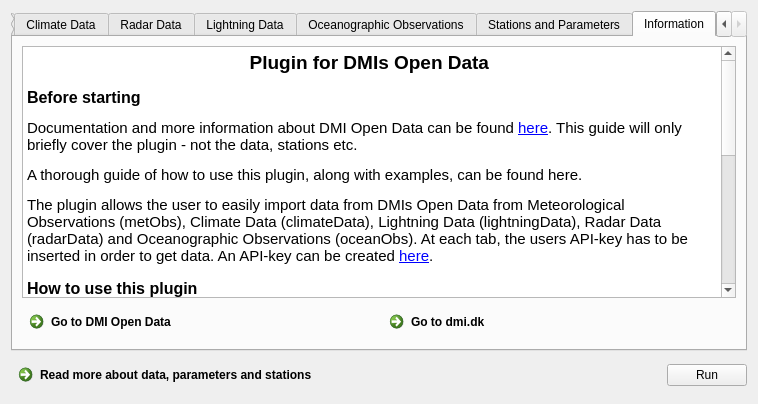
First picture: the form in DMI_Open_Data_dialog_base.ui, repository dmidk/Open-Data-QGIS-plugin, before the edit.
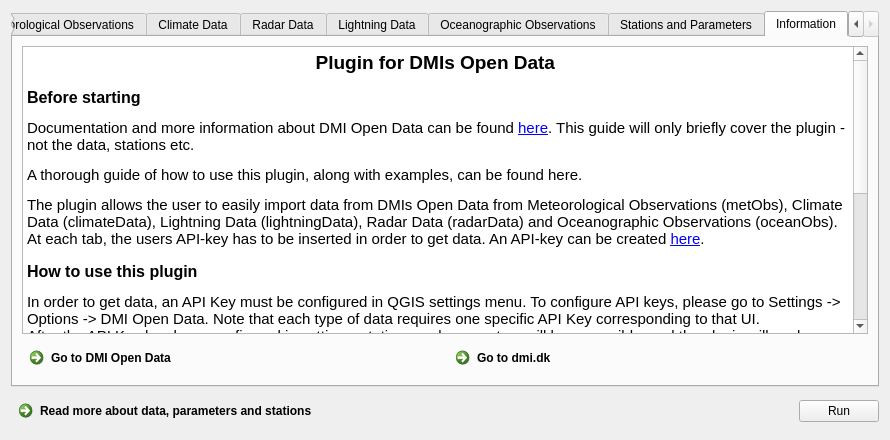
Second picture: the form after the edit. The open tabs and pages were chosen to show the change. Icons and pictures are not drawn.

Commit message:
Disable lightning UI if API key not configured
Also show message telling user to go and configure API key in settings

Patch:
```diff
--- a/DMI_Open_Data_dialog_base.ui
+++ b/DMI_Open_Data_dialog_base.ui
@@ -9,8 +9,8 @@
    <rect>
     <x>0</x>
     <y>0</y>
-    <width>672</width>
-    <height>387</height>
+    <width>890</width>
+    <height>440</height>
    </rect>
   </property>
   <property name="sizePolicy">
@@ -1265,21 +1265,21 @@
           <string>&lt;!DOCTYPE HTML PUBLIC &quot;-//W3C//DTD HTML 4.0//EN&quot; &quot;http://www.w3.org/TR/REC-html40/strict.dtd&quot;&gt;
 &lt;html&gt;&lt;head&gt;&lt;meta name=&quot;qrichtext&quot; content=&quot;1&quot; /&gt;&lt;style type=&quot;text/css&quot;&gt;
 p, li { white-space: pre-wrap; }
-&lt;/style&gt;&lt;/head&gt;&lt;body style=&quot; font-family:'MS Shell Dlg 2'; font-size:8pt; font-weight:400; font-style:normal;&quot;&gt;
-&lt;p align=&quot;center&quot; style=&quot; margin-top:18px; margin-bottom:12px; margin-left:0px; margin-right:0px; -qt-block-indent:0; text-indent:0px;&quot;&gt;&lt;span style=&quot; font-size:14pt; font-weight:600;&quot;&gt;Plugin for DMIs Open Data &lt;/span&gt;&lt;/p&gt;
-&lt;p style=&quot; margin-top:14px; margin-bottom:12px; margin-left:0px; margin-right:0px; -qt-block-indent:0; text-indent:0px;&quot;&gt;&lt;span style=&quot; font-size:12pt; font-weight:600;&quot;&gt;Before starting&lt;/span&gt;&lt;/p&gt;
-&lt;p style=&quot; margin-top:12px; margin-bottom:12px; margin-left:0px; margin-right:0px; -qt-block-indent:0; text-indent:0px;&quot;&gt;&lt;span style=&quot; font-size:11pt;&quot;&gt;Documentation and more information about DMI Open Data can be found &lt;/span&gt;&lt;a href=&quot;https://confluence.govcloud.dk/display/FDAPI/Danish+Meteorological+Institute+-+Open+Data&quot;&gt;&lt;span style=&quot; font-size:11pt; text-decoration: underline; color:#0000ff;&quot;&gt;here&lt;/span&gt;&lt;/a&gt;&lt;span style=&quot; font-size:11pt;&quot;&gt;. This guide will only briefly cover the plugin - not the data, stations etc.&lt;/span&gt;&lt;/p&gt;
-&lt;p style=&quot; margin-top:12px; margin-bottom:12px; margin-left:0px; margin-right:0px; -qt-block-indent:0; text-indent:0px;&quot;&gt;&lt;span style=&quot; font-size:11pt;&quot;&gt;A thorough guide of how to use this plugin, along with examples, can be found here. &lt;/span&gt;&lt;/p&gt;
-&lt;p style=&quot; margin-top:12px; margin-bottom:12px; margin-left:0px; margin-right:0px; -qt-block-indent:0; text-indent:0px;&quot;&gt;&lt;span style=&quot; font-size:11pt;&quot;&gt;The plugin allows the user to easily import data from DMIs Open Data from Meteorological Observations (metObs), Climate Data (climateData), Lightning Data (lightningData), Radar Data (radarData) and Oceanographic Observations (oceanObs). At each tab, the users API-key has to be inserted in order to get data. An API-key can be created &lt;/span&gt;&lt;a href=&quot;https://confluence.govcloud.dk/display/FDAPI/User+Creation&quot;&gt;&lt;span style=&quot; font-size:11pt; text-decoration: underline; color:#0000ff;&quot;&gt;here&lt;/span&gt;&lt;/a&gt;&lt;span style=&quot; font-size:11pt;&quot;&gt;.&lt;/span&gt;&lt;/p&gt;
-&lt;p style=&quot; margin-top:14px; margin-bottom:12px; margin-left:0px; margin-right:0px; -qt-block-indent:0; text-indent:0px;&quot;&gt;&lt;span style=&quot; font-size:12pt; font-weight:600;&quot;&gt;How to use this plugin&lt;/span&gt;&lt;/p&gt;
-&lt;p style=&quot; margin-top:12px; margin-bottom:12px; margin-left:0px; margin-right:0px; -qt-block-indent:0; text-indent:0px;&quot;&gt;&lt;span style=&quot; font-size:11pt;&quot;&gt;In order to get data, an API Key must be configured in QGIS settings menu. To configure API keys, please go to Settings -&amp;gt; Options -&amp;gt; DMI Open Data. Note that each type of data requires one specific API Key corresponding to that UI. &lt;br /&gt;After the API Key has been configured in settings, stations and parameters will be accessible, and the plugin will work as intended. &lt;/span&gt;&lt;/p&gt;
-&lt;p style=&quot; margin-top:12px; margin-bottom:12px; margin-left:0px; margin-right:0px; -qt-block-indent:0; text-indent:0px;&quot;&gt;&lt;span style=&quot; font-size:11pt;&quot;&gt;Things to note when using the plugin: &lt;/span&gt;&lt;/p&gt;
-&lt;ul style=&quot;margin-top: 0px; margin-bottom: 0px; margin-left: 0px; margin-right: 0px; -qt-list-indent: 1;&quot;&gt;&lt;li style=&quot; font-size:11pt;&quot; style=&quot; margin-top:12px; margin-bottom:0px; margin-left:0px; margin-right:0px; -qt-block-indent:0; text-indent:0px;&quot;&gt;Maximum amount of parameters available is 7.&lt;/li&gt;
-&lt;li style=&quot; font-size:11pt;&quot; style=&quot; margin-top:0px; margin-bottom:0px; margin-left:0px; margin-right:0px; -qt-block-indent:0; text-indent:0px;&quot;&gt;Internet is neccessary in order to open the plugin and get data.&lt;/li&gt;
-&lt;li style=&quot; font-size:11pt;&quot; style=&quot; margin-top:0px; margin-bottom:0px; margin-left:0px; margin-right:0px; -qt-block-indent:0; text-indent:0px;&quot;&gt;Sort the data in a manner that your QGIS can handle. Otherwise there is a risk of crashing.&lt;/li&gt;
-&lt;li style=&quot; font-size:11pt;&quot; style=&quot; margin-top:0px; margin-bottom:12px; margin-left:0px; margin-right:0px; -qt-block-indent:0; text-indent:0px;&quot;&gt;Be sure to read about the stations and parameters, as not all stations measure all parameters. A list of meteorological stations and their associated parameters can also be found &lt;a href=&quot;https://confluence.govcloud.dk/pages/viewpage.action?pageId=53086560&quot;&gt;&lt;span style=&quot; text-decoration: underline; color:#0000ff;&quot;&gt;here&lt;/span&gt;&lt;/a&gt;.&lt;/li&gt;&lt;/ul&gt;
-&lt;p style=&quot; margin-top:12px; margin-bottom:12px; margin-left:0px; margin-right:0px; -qt-block-indent:0; text-indent:0px;&quot;&gt;&lt;span style=&quot; font-size:11pt;&quot;&gt;If you have any questions about the plugin or DMI Open Data then please contact us. &lt;/span&gt;&lt;/p&gt;
-&lt;p style=&quot; margin-top:12px; margin-bottom:12px; margin-left:0px; margin-right:0px; -qt-block-indent:0; text-indent:0px;&quot;&gt;&lt;span style=&quot; font-size:11pt;&quot;&gt;Go to &lt;/span&gt;&lt;a href=&quot;https://www.dmi.dk/kontakt/frie-data/&quot;&gt;&lt;span style=&quot; font-size:11pt; text-decoration: underline; color:#0000ff;&quot;&gt;Contact form&lt;/span&gt;&lt;/a&gt;&lt;span style=&quot; font-size:11pt; font-weight:600;&quot;&gt;&lt;br /&gt;&lt;/span&gt;&lt;span style=&quot; font-size:11pt;&quot;&gt;Call DMI support: +45 39 15 75 00&lt;/span&gt;&lt;/p&gt;
+&lt;/style&gt;&lt;/head&gt;&lt;body style=&quot; font-family:'Ubuntu'; font-size:11pt; font-weight:400; font-style:normal;&quot;&gt;
+&lt;p align=&quot;center&quot; style=&quot; margin-top:18px; margin-bottom:12px; margin-left:0px; margin-right:0px; -qt-block-indent:0; text-indent:0px;&quot;&gt;&lt;span style=&quot; font-family:'MS Shell Dlg 2'; font-size:14pt; font-weight:600;&quot;&gt;Plugin for DMIs Open Data &lt;/span&gt;&lt;/p&gt;
+&lt;p style=&quot; margin-top:14px; margin-bottom:12px; margin-left:0px; margin-right:0px; -qt-block-indent:0; text-indent:0px;&quot;&gt;&lt;span style=&quot; font-family:'MS Shell Dlg 2'; font-size:12pt; font-weight:600;&quot;&gt;Before starting&lt;/span&gt;&lt;/p&gt;
+&lt;p style=&quot; margin-top:12px; margin-bottom:12px; margin-left:0px; margin-right:0px; -qt-block-indent:0; text-indent:0px;&quot;&gt;&lt;span style=&quot; font-family:'MS Shell Dlg 2';&quot;&gt;Documentation and more information about DMI Open Data can be found &lt;/span&gt;&lt;a href=&quot;https://confluence.govcloud.dk/display/FDAPI/Danish+Meteorological+Institute+-+Open+Data&quot;&gt;&lt;span style=&quot; font-family:'MS Shell Dlg 2'; text-decoration: underline; color:#0000ff;&quot;&gt;here&lt;/span&gt;&lt;/a&gt;&lt;span style=&quot; font-family:'MS Shell Dlg 2';&quot;&gt;. This guide will only briefly cover the plugin - not the data, stations etc.&lt;/span&gt;&lt;/p&gt;
+&lt;p style=&quot; margin-top:12px; margin-bottom:12px; margin-left:0px; margin-right:0px; -qt-block-indent:0; text-indent:0px;&quot;&gt;&lt;span style=&quot; font-family:'MS Shell Dlg 2';&quot;&gt;A thorough guide of how to use this plugin, along with examples, can be found here. &lt;/span&gt;&lt;/p&gt;
+&lt;p style=&quot; margin-top:12px; margin-bottom:12px; margin-left:0px; margin-right:0px; -qt-block-indent:0; text-indent:0px;&quot;&gt;&lt;span style=&quot; font-family:'MS Shell Dlg 2';&quot;&gt;The plugin allows the user to easily import data from DMIs Open Data from Meteorological Observations (metObs), Climate Data (climateData), Lightning Data (lightningData), Radar Data (radarData) and Oceanographic Observations (oceanObs). At each tab, the users API-key has to be inserted in order to get data. An API-key can be created &lt;/span&gt;&lt;a href=&quot;https://confluence.govcloud.dk/display/FDAPI/User+Creation&quot;&gt;&lt;span style=&quot; font-family:'MS Shell Dlg 2'; text-decoration: underline; color:#0000ff;&quot;&gt;here&lt;/span&gt;&lt;/a&gt;&lt;span style=&quot; font-family:'MS Shell Dlg 2';&quot;&gt;.&lt;/span&gt;&lt;/p&gt;
+&lt;p style=&quot; margin-top:14px; margin-bottom:12px; margin-left:0px; margin-right:0px; -qt-block-indent:0; text-indent:0px;&quot;&gt;&lt;span style=&quot; font-family:'MS Shell Dlg 2'; font-size:12pt; font-weight:600;&quot;&gt;How to use this plugin&lt;/span&gt;&lt;/p&gt;
+&lt;p style=&quot; margin-top:12px; margin-bottom:12px; margin-left:0px; margin-right:0px; -qt-block-indent:0; text-indent:0px;&quot;&gt;&lt;span style=&quot; font-family:'MS Shell Dlg 2';&quot;&gt;In order to get data, an API Key must be configured in QGIS settings menu. To configure API keys, please go to Settings -&amp;gt; Options -&amp;gt; DMI Open Data. Note that each type of data requires one specific API Key corresponding to that UI. &lt;br /&gt;After the API Key has been configured in settings, stations and parameters will be accessible, and the plugin will work as intended. &lt;/span&gt;&lt;/p&gt;
+&lt;p style=&quot; margin-top:12px; margin-bottom:12px; margin-left:0px; margin-right:0px; -qt-block-indent:0; text-indent:0px;&quot;&gt;&lt;span style=&quot; font-family:'MS Shell Dlg 2';&quot;&gt;Things to note when using the plugin: &lt;/span&gt;&lt;/p&gt;
+&lt;ul style=&quot;margin-top: 0px; margin-bottom: 0px; margin-left: 0px; margin-right: 0px; -qt-list-indent: 1;&quot;&gt;&lt;li style=&quot; font-family:'MS Shell Dlg 2';&quot; style=&quot; margin-top:12px; margin-bottom:0px; margin-left:0px; margin-right:0px; -qt-block-indent:0; text-indent:0px;&quot;&gt;Maximum amount of parameters available is 7.&lt;/li&gt;
+&lt;li style=&quot; font-family:'MS Shell Dlg 2';&quot; style=&quot; margin-top:0px; margin-bottom:0px; margin-left:0px; margin-right:0px; -qt-block-indent:0; text-indent:0px;&quot;&gt;Internet is neccessary in order to open the plugin and get data.&lt;/li&gt;
+&lt;li style=&quot; font-family:'MS Shell Dlg 2';&quot; style=&quot; margin-top:0px; margin-bottom:0px; margin-left:0px; margin-right:0px; -qt-block-indent:0; text-indent:0px;&quot;&gt;Sort the data in a manner that your QGIS can handle. Otherwise there is a risk of crashing.&lt;/li&gt;
+&lt;li style=&quot; font-family:'MS Shell Dlg 2';&quot; style=&quot; margin-top:0px; margin-bottom:12px; margin-left:0px; margin-right:0px; -qt-block-indent:0; text-indent:0px;&quot;&gt;Be sure to read about the stations and parameters, as not all stations measure all parameters. A list of meteorological stations and their associated parameters can also be found &lt;a href=&quot;https://confluence.govcloud.dk/pages/viewpage.action?pageId=53086560&quot;&gt;&lt;span style=&quot; text-decoration: underline; color:#0000ff;&quot;&gt;here&lt;/span&gt;&lt;/a&gt;.&lt;/li&gt;&lt;/ul&gt;
+&lt;p style=&quot; margin-top:12px; margin-bottom:12px; margin-left:0px; margin-right:0px; -qt-block-indent:0; text-indent:0px;&quot;&gt;&lt;span style=&quot; font-family:'MS Shell Dlg 2';&quot;&gt;If you have any questions about the plugin or DMI Open Data then please contact us. &lt;/span&gt;&lt;/p&gt;
+&lt;p style=&quot; margin-top:12px; margin-bottom:12px; margin-left:0px; margin-right:0px; -qt-block-indent:0; text-indent:0px;&quot;&gt;&lt;span style=&quot; font-family:'MS Shell Dlg 2';&quot;&gt;Go to &lt;/span&gt;&lt;a href=&quot;https://www.dmi.dk/kontakt/frie-data/&quot;&gt;&lt;span style=&quot; font-family:'MS Shell Dlg 2'; text-decoration: underline; color:#0000ff;&quot;&gt;Contact form&lt;/span&gt;&lt;/a&gt;&lt;span style=&quot; font-family:'MS Shell Dlg 2'; font-weight:600;&quot;&gt;&lt;br /&gt;&lt;/span&gt;&lt;span style=&quot; font-family:'MS Shell Dlg 2';&quot;&gt;Call DMI support: +45 39 15 75 00&lt;/span&gt;&lt;/p&gt;
 &lt;p style=&quot; margin-top:12px; margin-bottom:12px; margin-left:0px; margin-right:0px; -qt-block-indent:0; text-indent:0px;&quot;&gt;&lt;img src=&quot;https://confluence.govcloud.dk/download/thumbnails/41718638/Open%20Data%20-%20Hvid%20baggrund%20med%20bl%C3%A5%20cirkler%20og%20tekst.png?version=1&amp;amp;modificationDate=1622790552000&amp;amp;api=v2&quot; width=&quot;100&quot; height=&quot;100&quot; /&gt;&lt;/p&gt;&lt;/body&gt;&lt;/html&gt;</string>
          </property>
          <property name="openExternalLinks">
```
Left out of the diff: 54 changed lines with no effect on the pictures. The commit also changes 1 other file.
